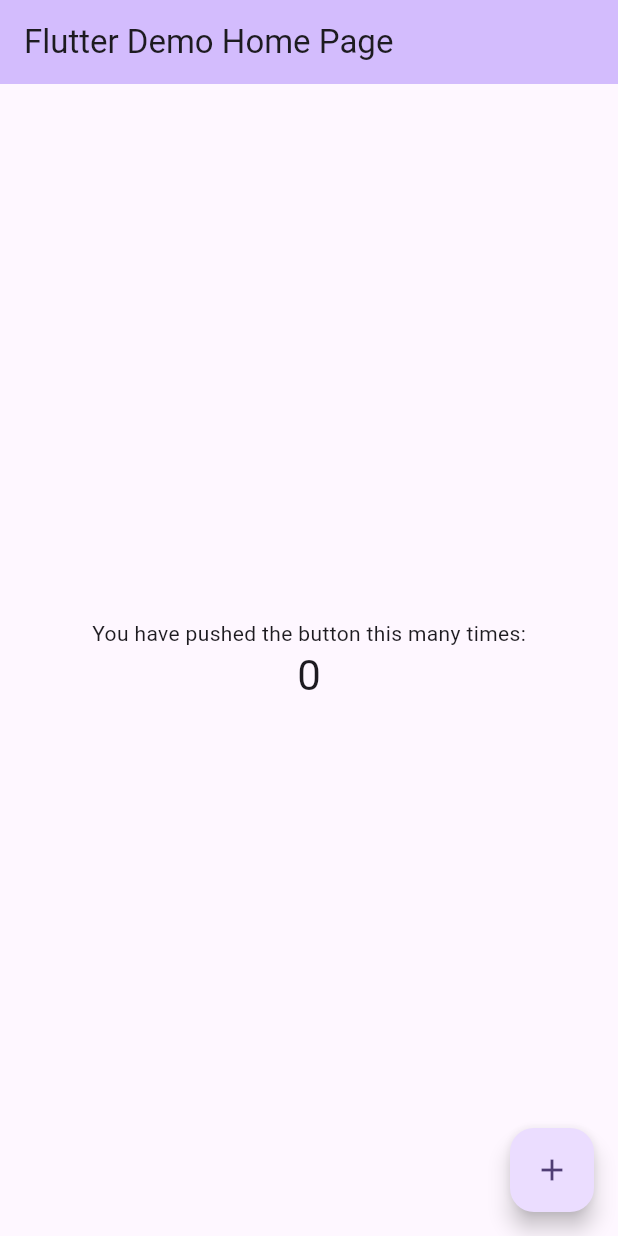
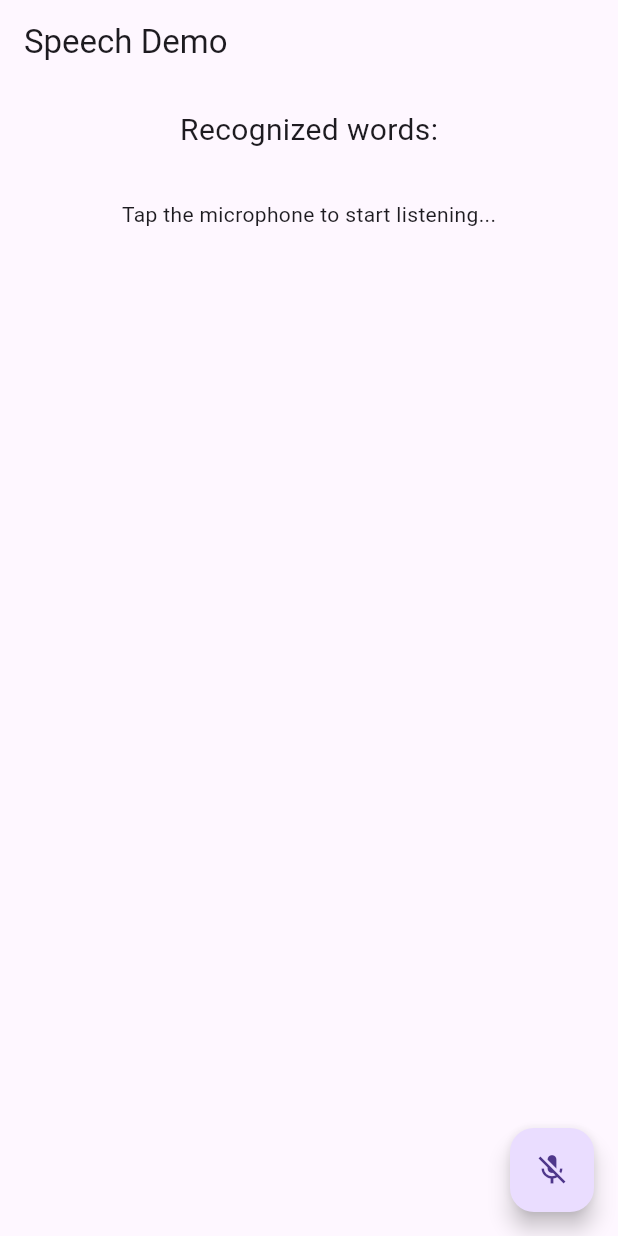
Before and after one commit to danielyang21/Serenity.ai, a Flutter app: the screen it shows after launch, on a phone screen of 412 x 824 dp. Run offline on Flutter 3.47's test engine with Material 3 defaults, Android fonts, the phone set to English and light mode, and no system bars; our stand-ins replace speech_to_text.

Commit message:
voice to text plugin

```diff
--- /dev/null
+++ b/chungi/lib/features/home/home.dart
@@ -0,0 +1,98 @@
+import 'package:flutter/material.dart';
+import 'package:speech_to_text/speech_recognition_result.dart';
+import 'package:speech_to_text/speech_to_text.dart';
+
+class Home extends StatefulWidget {
+  Home({Key? key}) : super(key: key);
+
+  @override
+  _HomeState createState() => _HomeState();
+}
+
+class _HomeState extends State<Home> {
+  SpeechToText _speechToText = SpeechToText();
+  bool _speechEnabled = false;
+  String _lastWords = '';
+
+  @override
+  void initState() {
+    super.initState();
+    _initSpeech();
+  }
+
+  /// This has to happen only once per app
+  void _initSpeech() async {
+    _speechEnabled = await _speechToText.initialize();
+    setState(() {});
+  }
+
+  /// Each time to start a speech recognition session
+  void _startListening() async {
+    await _speechToText.listen(onResult: _onSpeechResult);
+    setState(() {});
+  }
+
+  /// Manually stop the active speech recognition session
+  /// Note that there are also timeouts that each platform enforces
+  /// and the SpeechToText plugin supports setting timeouts on the
+  /// listen method.
+  void _stopListening() async {
+    await _speechToText.stop();
+    setState(() {});
+  }
+
+  /// This is the callback that the SpeechToText plugin calls when
+  /// the platform returns recognized words.
+  void _onSpeechResult(SpeechRecognitionResult result) {
+    setState(() {
+      _lastWords = result.recognizedWords;
+    });
+  }
+
+  @override
+  Widget build(BuildContext context) {
+    return Scaffold(
+      appBar: AppBar(
+        title: Text('Speech Demo'),
+      ),
+      body: Center(
+        child: Column(
+          mainAxisAlignment: MainAxisAlignment.center,
+          children: <Widget>[
+            Container(
+              padding: EdgeInsets.all(16),
+              child: Text(
+                'Recognized words:',
+                style: TextStyle(fontSize: 20.0),
+              ),
+            ),
+            Expanded(
+              child: Container(
+                padding: EdgeInsets.all(16),
+                child: Text(
+                  // If listening is active show the recognized words
+                  _speechToText.isListening
+                      ? '$_lastWords'
+                      // If listening isn't active but could be tell the user
+                      // how to start it, otherwise indicate that speech
+                      // recognition is not yet ready or not supported on
+                      // the target device
+                      : _speechEnabled
+                          ? 'Tap the microphone to start listening...'
+                          : 'Speech not available',
+                ),
+              ),
+            ),
+          ],
+        ),
+      ),
+      floatingActionButton: FloatingActionButton(
+        onPressed:
+            // If not yet listening for speech start, otherwise stop
+            _speechToText.isNotListening ? _startListening : _stopListening,
+        tooltip: 'Listen',
+        child: Icon(_speechToText.isNotListening ? Icons.mic_off : Icons.mic),
+      ),
+    );
+  }
+}
--- a/chungi/lib/main.dart
+++ b/chungi/lib/main.dart
@@ -1,3 +1,4 @@
+import 'package:chungi/features/home/home.dart';
 import 'package:flutter/material.dart';
 
 void main() {
@@ -11,115 +12,8 @@
   @override
   Widget build(BuildContext context) {
     return MaterialApp(
-      title: 'Flutter Demo',
-      theme: ThemeData(
-        // This is the theme of your application.
-        //
-        // TRY THIS: Try running your application with "flutter run". You'll see
-        // the application has a purple toolbar. Then, without quitting the app,
-        // try changing the seedColor in the colorScheme below to Colors.green
-        // and then invoke "hot reload" (save your changes or press the "hot
-        // reload" button in a Flutter-supported IDE, or press "r" if you used
-        // the command line to start the app).
-        //
-        // Notice that the counter didn't reset back to zero; the application
-        // state is not lost during the reload. To reset the state, use hot
-        // restart instead.
-        //
-        // This works for code too, not just values: Most code changes can be
-        // tested with just a hot reload.
-        colorScheme: ColorScheme.fromSeed(seedColor: Colors.deepPurple),
-        useMaterial3: true,
-      ),
-      home: const MyHomePage(title: 'Flutter Demo Home Page'),
+      debugShowCheckedModeBanner: false,
+      home: Home(),
     );
   }
 }
-
-class MyHomePage extends StatefulWidget {
-  const MyHomePage({super.key, required this.title});
-
-  // This widget is the home page of your application. It is stateful, meaning
-  // that it has a State object (defined below) that contains fields that affect
-  // how it looks.
-
-  // This class is the configuration for the state. It holds the values (in this
-  // case the title) provided by the parent (in this case the App widget) and
-  // used by the build method of the State. Fields in a Widget subclass are
-  // always marked "final".
-
-  final String title;
-
-  @override
-  State<MyHomePage> createState() => _MyHomePageState();
-}
-
-class _MyHomePageState extends State<MyHomePage> {
-  int _counter = 0;
-
-  void _incrementCounter() {
-    setState(() {
-      // This call to setState tells the Flutter framework that something has
-      // changed in this State, which causes it to rerun the build method below
-      // so that the display can reflect the updated values. If we changed
-      // _counter without calling setState(), then the build method would not be
-      // called again, and so nothing would appear to happen.
-      _counter++;
-    });
-  }
-
-  @override
-  Widget build(BuildContext context) {
-    // This method is rerun every time setState is called, for instance as done
-    // by the _incrementCounter method above.
-    //
-    // The Flutter framework has been optimized to make rerunning build methods
-    // fast, so that you can just rebuild anything that needs updating rather
-    // than having to individually change instances of widgets.
-    return Scaffold(
-      appBar: AppBar(
-        // TRY THIS: Try changing the color here to a specific color (to
-        // Colors.amber, perhaps?) and trigger a hot reload to see the AppBar
-        // change color while the other colors stay the same.
-        backgroundColor: Theme.of(context).colorScheme.inversePrimary,
-        // Here we take the value from the MyHomePage object that was created by
-        // the App.build method, and use it to set our appbar title.
-        title: Text(widget.title),
-      ),
-      body: Center(
-        // Center is a layout widget. It takes a single child and positions it
-        // in the middle of the parent.
-        child: Column(
-          // Column is also a layout widget. It takes a list of children and
-          // arranges them vertically. By default, it sizes itself to fit its
-          // children horizontally, and tries to be as tall as its parent.
-          //
-          // Column has various properties to control how it sizes itself and
-          // how it positions its children. Here we use mainAxisAlignment to
-          // center the children vertically; the main axis here is the vertical
-          // axis because Columns are vertical (the cross axis would be
-          // horizontal).
-          //
-          // TRY THIS: Invoke "debug painting" (choose the "Toggle Debug Paint"
-          // action in the IDE, or press "p" in the console), to see the
-          // wireframe for each widget.
-          mainAxisAlignment: MainAxisAlignment.center,
-          children: <Widget>[
-            const Text(
-              'You have pushed the button this many times:',
-            ),
-            Text(
-              '$_counter',
-              style: Theme.of(context).textTheme.headlineMedium,
-            ),
-          ],
-        ),
-      ),
-      floatingActionButton: FloatingActionButton(
-        onPressed: _incrementCounter,
-        tooltip: 'Increment',
-        child: const Icon(Icons.add),
-      ), // This trailing comma makes auto-formatting nicer for build methods.
-    );
-  }
-}
```
Also changed, not shown: chungi/pubspec.yaml (+3 -35 lines), chungi/pubspec.lock, 6 other files.
